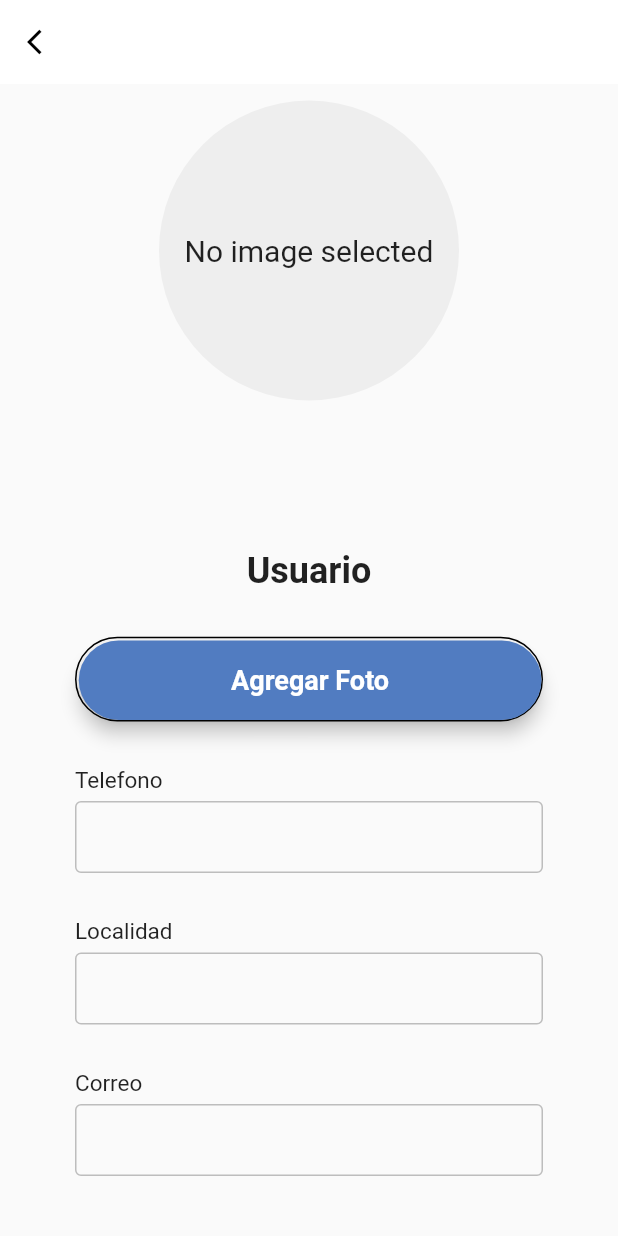
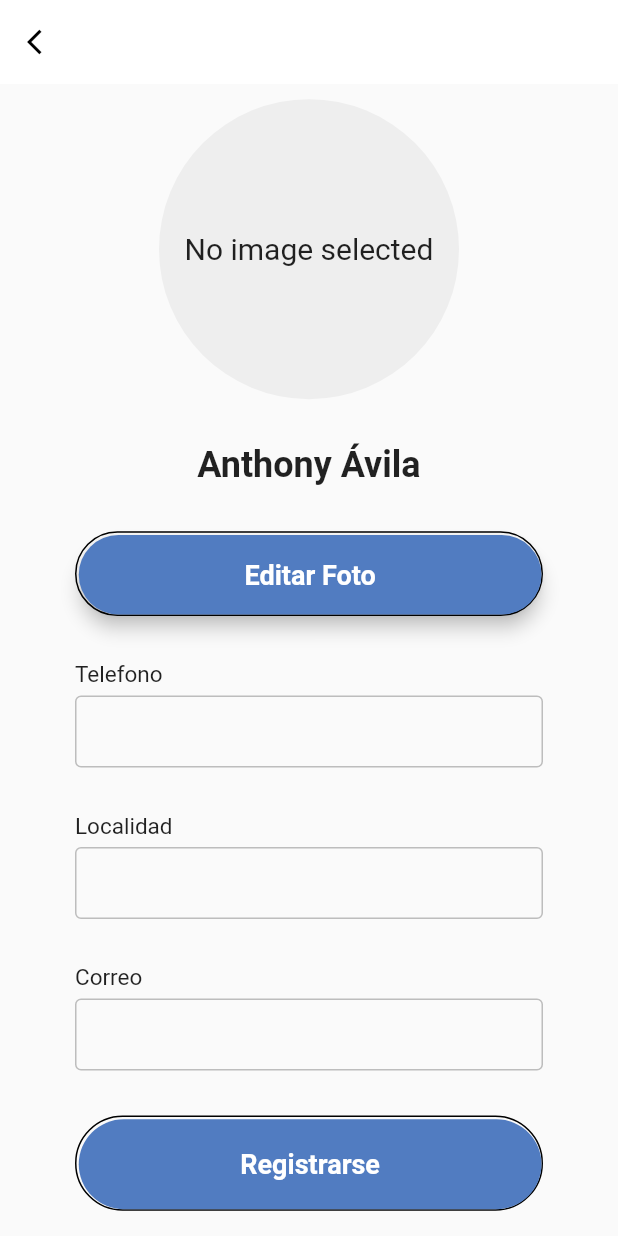
Before and after one commit to Avilanthony/NetgoRRHH, a Flutter app: the EditarPerfilPage screen opened directly, on a phone screen of 412 x 824 dp. Run offline on Flutter 3.47's test engine with Material 2 defaults, Android fonts, the phone set to English and light mode, and no system bars; our stand-ins replace google_fonts, google_nav_bar, image_cropper, image_picker, line_awesome_flutter; missing offline and left inert: ticket_widget.

Commit message:
Modificaciones de las pantallas de: Signup, Tickets, Login, Editar Perfil para que no hayan overflows al momento de ingresar textos, adicionalmente de arreglar errores en los inputs ingresados

```diff
--- a/lib/widgets/editar_perfil.dart
+++ b/lib/widgets/editar_perfil.dart
@@ -1,4 +1,4 @@
-// ignore_for_file: prefer_const_constructors
+// ignore_for_file: prefer_const_constructors, prefer_const_literals_to_create_immutables
 
 import 'dart:io';
 import 'package:flutter/material.dart';
@@ -6,61 +6,47 @@ import 'package:flutter/services.dart';
 import 'package:image_cropper/image_cropper.dart';
 import 'package:image_picker/image_picker.dart';
 import '../widgets/common_buttons.dart';
-import '../constants.dart';
 import '../screens/select_photo_options_screen.dart';
 
 class EditarPerfilPage extends StatefulWidget {
-
   const EditarPerfilPage({super.key});
 
   static const id = 'set_photo_screen';
 
   @override
   State<EditarPerfilPage> createState() => _EditarPerfilPage();
-
 }
 
-class _EditarPerfilPage extends State<EditarPerfilPage>{
-
-  File?_image;
+class _EditarPerfilPage extends State<EditarPerfilPage> {
+  File? _image;
 
   Future _pickImage(ImageSource source) async {
-
     try {
-
       final image = await ImagePicker().pickImage(source: source);
 
-      if(image == null) return;
+      if (image == null) return;
 
-      File? img= File(image.path);
+      File? img = File(image.path);
 
       img = await _cropImage(imageFile: img);
 
       setState(() {
-
         _image = img;
         Navigator.of(context).pop();
-
       });
-
     } on PlatformException catch (e) {
-
       print(e);
       Navigator.of(context).pop();
-
     }
-
   }
 
   Future<File?> _cropImage({required File imageFile}) async {
-
     CroppedFile? croppedImage =
         await ImageCropper().cropImage(sourcePath: imageFile.path);
 
-    if(croppedImage == null) return null;
+    if (croppedImage == null) return null;
 
     return File(croppedImage.path);
-
   }
 
   void _showSelectPhotoOptions(BuildContext context) {
@@ -90,67 +76,45 @@ class _EditarPerfilPage extends State<EditarPerfilPage>{
 
   @override
   Widget build(BuildContext context) {
-    return Scaffold(
-
-      resizeToAvoidBottomInset: false, //PARA QUE CUANDO SE ABRA EL TECLADO NO EXISTA OVERFLOW
+    return GestureDetector(
+      onTap: () {
+        FocusScopeNode currentFocus = FocusScope.of(context);
+        if(!currentFocus.hasPrimaryFocus){
+          currentFocus.unfocus();
+        }
+      },
+      child: Scaffold(
+        //resizeToAvoidBottomInset: false, //PARA QUE CUANDO SE ABRA EL TECLADO NO EXISTA OVERFLOW
 
         appBar: AppBar(
-
           elevation: 0,
-        systemOverlayStyle: SystemUiOverlayStyle(statusBarBrightness: Brightness.light),
+          systemOverlayStyle:
+              SystemUiOverlayStyle(statusBarBrightness: Brightness.light),
           backgroundColor: Colors.white,
-
           leading: IconButton(
             onPressed: () {
-
-            Navigator.pop(
-              context
-            );
-
+              Navigator.pop(context);
             },
-
             icon: Icon(Icons.arrow_back_ios, size: 20, color: Colors.black),
-
+          ),
         ),
 
-      ),
+        body: SingleChildScrollView(
+          reverse: true,
+          physics: BouncingScrollPhysics(),
 
-      body: SafeArea(
-
-
+              child: Container(
+                //height: MediaQuery.of(context).size.height,
+                //width: double.infinity,
+                child: SafeArea(
                   child: Padding(
-          padding:
-              const EdgeInsets.all(10),
+                    padding: const EdgeInsets.all(10),
                     child: Column(
                       crossAxisAlignment: CrossAxisAlignment.start,
-            mainAxisAlignment: MainAxisAlignment.spaceBetween,
+                      mainAxisAlignment: MainAxisAlignment.spaceEvenly,
                       children: [
-              /* Column(
-                children: [
-                  Column(
-                    crossAxisAlignment: CrossAxisAlignment.start,
-                    children: const [
-                      SizedBox(
-                        height: 30,
-                      ),
-                      Text(
-                        '¡Agrega una foto tuya!',
-                        style: kHeadTextStyle,
-                      ),
-                      SizedBox(
-                        height: 8,
-                      ),
-                      Text(
-                        'Así podremos reconocerte mejor',
-                        style: kHeadSubtitleTextStyle,
-                      ),
-                    ],
-                  ),
-                ],
-              ), */
-
                         Padding(
-                padding: const EdgeInsets.all(1),
+                          padding: const EdgeInsets.all(0.1),
                           child: Center(
                             child: GestureDetector(
                               behavior: HitTestBehavior.translucent,
@@ -172,10 +136,8 @@ class _EditarPerfilPage extends State<EditarPerfilPage>{
                                               style: TextStyle(fontSize: 20),
                                             )
                                           : CircleAvatar(
-
                                               backgroundImage: FileImage(_image!),
                                               radius: 200.0,
-
                                             ),
                                     )),
                               ),
@@ -185,8 +147,11 @@ class _EditarPerfilPage extends State<EditarPerfilPage>{
                         Column(
                           crossAxisAlignment: CrossAxisAlignment.stretch,
                           children: [
+                            const SizedBox(
+                              height: 30,
+                            ),
                             const Text(
-                    'Usuario',
+                              'Anthony Ávila',
                               textAlign: TextAlign.center,
                               style: TextStyle(
                                 fontSize: 24,
@@ -195,6 +160,66 @@ class _EditarPerfilPage extends State<EditarPerfilPage>{
                             ),
                             const SizedBox(
                               height: 30,
+                            ),
+                            Padding(
+                                padding: EdgeInsets.symmetric(horizontal: 40),
+                                child: Container(
+                                  padding: EdgeInsets.only(top: 1.5, left: 1.5),
+                                  decoration: BoxDecoration(
+                                      borderRadius: BorderRadius.circular(50),
+                                      border: Border(
+                                        bottom: BorderSide(color: Colors.black),
+                                        top: BorderSide(color: Colors.black),
+                                        left: BorderSide(color: Colors.black),
+                                        right: BorderSide(color: Colors.black),
+                                      )),
+                                  child: CommonButtons(
+                                    onTap: () => _showSelectPhotoOptions(context),
+                                    backgroundColor:
+                                        Color.fromARGB(255, 81, 124, 193),
+                                    textColor: Colors.white,
+                                    textLabel: 'Editar Foto',
+                                  ),
+
+                                  //AQUI VA LO QUE CORTÉ
+                                )),
+                            const SizedBox(
+                              height: 30,
+                            ),
+                            Padding(
+                              padding: EdgeInsets.symmetric(horizontal: 40),
+                              child: Column(
+                                children: <Widget>[
+                                  /* TextField(
+                                    decoration: InputDecoration(
+                                      labelText: 'Telefono'
+
+                                    ),
+                                  ),
+                                  TextField(
+                                    decoration: InputDecoration(
+                                      labelText: 'Localidad'
+                                    ),
+                                  ),
+                                  TextField(
+                                    decoration: InputDecoration(
+                                      labelText: 'Correo'
+                                    ),
+                                  ), */
+
+                                  //====================================
+
+                                  /* TextFormField(
+                                    focusNode: fielOne,
+                                    //decoration: const InputDecoration(),
+                                  ), */
+                                  makeInput(label: "Telefono",),
+                                  makeInput(label: "Localidad"),
+                                  makeInput(label: "Correo"),
+
+                                  //makeInput(label: "Confirma tu Contraseña", obsecureText: true),
+                                ],
+                              ),
                             ),
 
                             Padding(
@@ -208,143 +233,76 @@ class _EditarPerfilPage extends State<EditarPerfilPage>{
                                       top: BorderSide(color: Colors.black),
                                       left: BorderSide(color: Colors.black),
                                       right: BorderSide(color: Colors.black),
-                        )
-                      ),
-                      child: CommonButtons(
-                        onTap: () => _showSelectPhotoOptions(context),
-                        backgroundColor:Color.fromARGB(255, 81, 124, 193),
-                        textColor: Colors.white,
-                        textLabel: 'Agregar Foto',
-
-                      ),
-
-
-                      /* child: MaterialButton(
+                                    )),
+                                child: MaterialButton(
                                   minWidth: double.infinity,
                                   height: 60,
                                   onPressed: () {
-                          Navigator.push(
-                            context,
-                            MaterialPageRoute(
-                              builder: (context) => EditarPerfilPage()
-                            )
-                          );
+                                    //Navigator.push(context,MaterialPageRoute(builder: (context) => LoginPage()));
                                   },
                                   color: Color.fromARGB(255, 81, 124, 193),
                                   elevation: 0,
                                   shape: RoundedRectangleBorder(
-                          borderRadius: BorderRadius.circular(50)
-                        ),
+                                      borderRadius: BorderRadius.circular(50)),
                                   child: Text(
-                          "Editar Perfil",
+                                    "Registrarse",
                                     style: TextStyle(
                                         color: Colors.white,
                                         fontWeight: FontWeight.w600,
-                            fontSize: 18
+                                        fontSize: 18),
                                   ),
                                 ),
-                      ), */
-                    )
-
                               ),
-                  const SizedBox(
-                    height: 30,
                             ),
-                  Padding(
-
-                    padding: EdgeInsets.symmetric(horizontal: 40),
-
-                    child: Column(
-
-                      children: <Widget>[
-
-                        makeInput(label: "Telefono"),
-                        makeInput(label: "Localidad"),
-                        makeInput(label: "Correo"),
-
-                        //makeInput(label: "Confirma tu Contraseña", obsecureText: true),
-
-                      ],
-
-                    ),
-
-                  ),
-
                           ],
                         ),
                       ],
                     ),
                   ),
                 ),
+              ),
+
+          ),
+        ),
     );
+
   }
-  Widget makeInput({label, obsecureText = false}){
 
+  Widget makeInput({label, obsecureText = false}) {
     return Column(
-
       crossAxisAlignment: CrossAxisAlignment.start,
-
       children: <Widget>[
-
         Text(
-
           label,
           style: TextStyle(
-          fontSize: 15,
-          fontWeight: FontWeight.w400,
-          color: Colors.black87
-
-        ),),
+              fontSize: 15, fontWeight: FontWeight.w400, color: Colors.black87),
+        ),
 
         SizedBox(
-
           height: 5,
-
         ),
 
         TextField(
 
           obscureText: obsecureText,
-
           decoration: InputDecoration(
-
             contentPadding: EdgeInsets.symmetric(vertical: 0, horizontal: 10),
-
             enabledBorder: OutlineInputBorder(
-
-              borderSide: BorderSide(
-
-                color: Colors.grey[400]!
-
+              borderSide: BorderSide(color: Colors.grey[400]!),
+            ),
+            border: OutlineInputBorder(
+              borderSide: BorderSide(color: Colors.grey[400]!),
+            )
+          ),
         ),
 
-            ),
-
-            border: OutlineInputBorder(
-
-              borderSide: BorderSide(
-
-                color: Colors.grey[400]!
-
-              ),
-            )
-
-          ),
-
-        ),
 
         //AQUÍ
 
         SizedBox(
-
           height: 30,
-
         ),
-
       ],
-
     );
-
   }
-
 }
--- a/pubspec.yaml
+++ b/pubspec.yaml
@@ -43,6 +43,7 @@ dependencies:
   url_launcher: ^6.1.14
   image_picker: ^1.0.4
   image_cropper: ^5.0.0
+  flutter_keyboard_visibility: ^5.4.1
 
 dev_dependencies:
   flutter_test:
```
Also changed, not shown: lib/login.dart (+9 -1 lines), lib/signup.dart (+10 -2 lines), lib/widgets/tickets.dart (+14 -2 lines), pubspec.lock. Lines whose indentation alone changed are shown as unchanged.
